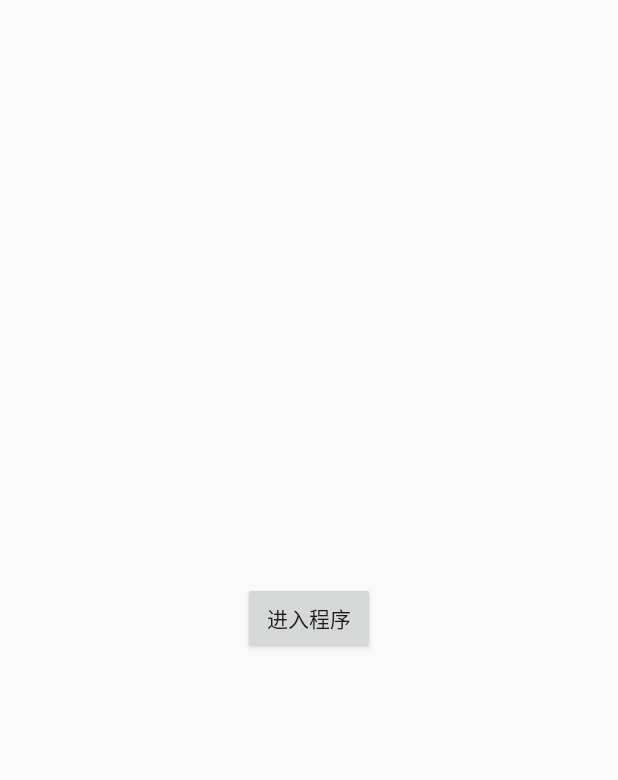
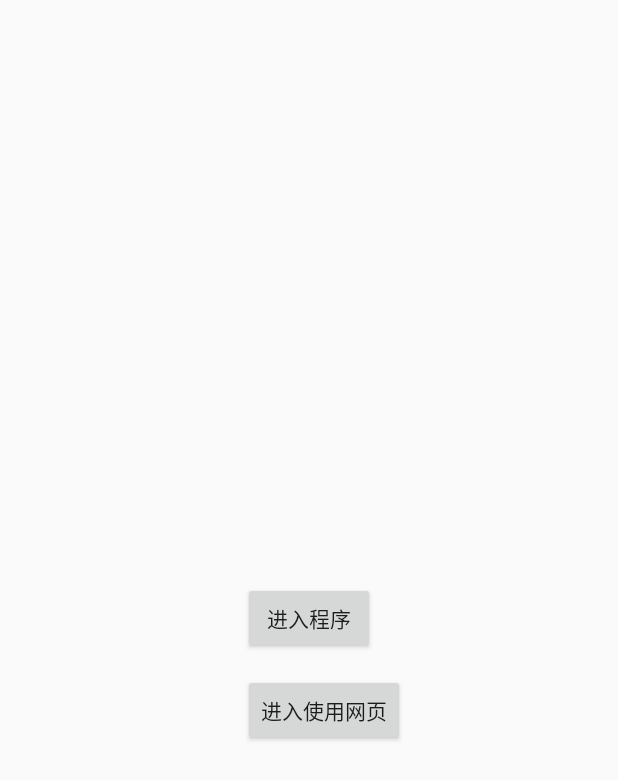
Before and after one commit to yangzikang/FindYou, an Android app: the screen it shows after launch (MainActivity), on a phone screen of 412 x 824 dp. Shown: the top 780 px of the screen. Run offline under Robolectric (Android 15) with nearby library versions, the phone set to English and light mode, and no system bars; our stand-ins replace ButterKnife, EventBus.

```diff
--- a/app/src/main/AndroidManifest.xml
+++ b/app/src/main/AndroidManifest.xml
@@ -2,7 +2,7 @@
 <manifest xmlns:android="http://schemas.android.com/apk/res/android"
     package="com.example.dell.findyou">
 
-    <uses-permission android:name="android.permission.SEND_SMS"/>
+    <uses-permission android:name="android.permission.SEND_SMS" />
     <uses-permission android:name="android.permission.RECEIVE_SMS" />
     <uses-permission android:name="android.permission.INTERNET" />
     <uses-permission android:name="android.permission.WRITE_EXTERNAL_STORAGE" />
@@ -36,7 +36,8 @@
         <service android:name="com.amap.api.location.APSService" />
 
         <activity android:name=".MapActivity" />
-        <activity android:name=".LocationActivity"></activity>
+        <activity android:name=".LocationActivity" />
+        <activity android:name=".HttpActivity"></activity>
     </application>
 
 </manifest>
--- a/app/src/main/java/com/example/dell/findyou/MapActivity.java
+++ b/app/src/main/java/com/example/dell/findyou/MapActivity.java
@@ -22,8 +22,10 @@ import com.amap.api.navi.model.NaviLatLng;
 import com.autonavi.tbt.NaviStaticInfo;
 import com.autonavi.tbt.TrafficFacilityInfo;
 
+import butterknife.BindView;
+
 public class MapActivity extends Activity implements AMapNaviViewListener, AMapNaviListener {
-    AMapNaviView mAMapNaviView;
+    @BindView(R.id.navi_view) AMapNaviView mAMapNaviView;
     AMapNavi mAMapNavi;
 
     @Override
@@ -32,7 +34,6 @@ public class MapActivity extends Activity implements AMapNaviViewListener, AMapN
         requestWindowFeature(Window.FEATURE_NO_TITLE);
         setContentView(R.layout.activity_map);
 
-        mAMapNaviView = (AMapNaviView) findViewById(R.id.navi_view);
         mAMapNaviView.onCreate(savedInstanceState);
         mAMapNaviView.setAMapNaviViewListener(this);
 
--- a/app/src/main/res/layout/activity_main.xml
+++ b/app/src/main/res/layout/activity_main.xml
@@ -17,4 +17,13 @@
         android:layout_centerVertical="true"
         android:layout_centerHorizontal="true" />
 
+    <Button
+        android:text="进入使用网页"
+        android:layout_width="wrap_content"
+        android:layout_height="wrap_content"
+        android:layout_below="@+id/enter"
+        android:layout_alignStart="@+id/enter"
+        android:layout_marginTop="13dp"
+        android:id="@+id/connectInternet" />
+
 </RelativeLayout>
```
Also changed, not shown: app/src/main/java/com/example/dell/findyou/HttpActivity.java (added, +13 -0 lines), app/src/main/java/com/example/dell/findyou/LocationActivity.java (+14 -17 lines), app/src/main/java/com/example/dell/findyou/MainActivity.java (+24 -0 lines), app/src/main/java/com/example/dell/findyou/MessageEvent.java (added, +10 -0 lines), app/src/main/res/layout/activity_http.xml (added, +14 -0 lines).
